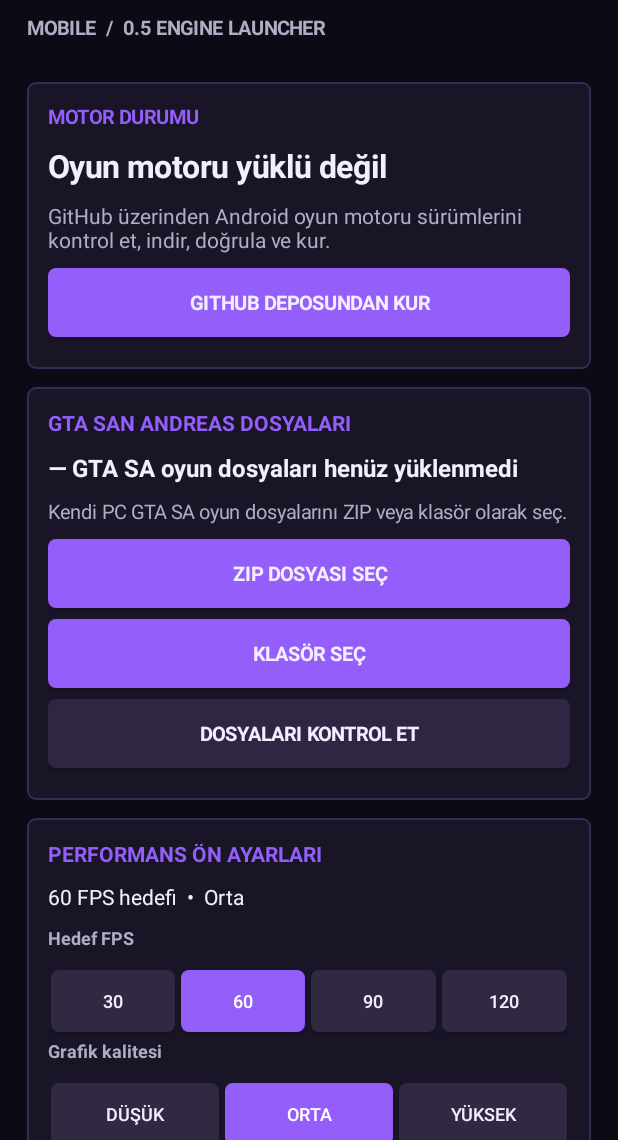
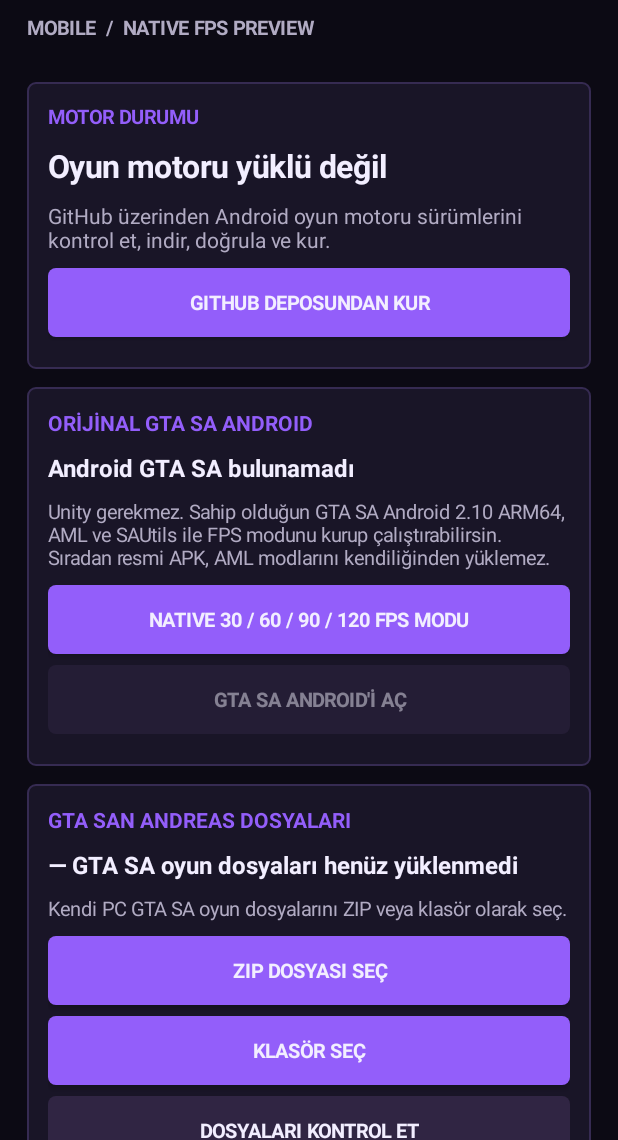
Before and after one commit to Geko7490/SA-Engine-Android, an Android app: the screen it shows after launch (MainActivity), on a phone screen of 412 x 824 dp, the part 96-1236 px from its top. Run offline under Robolectric (Android 15) with nearby library versions, the phone set to English and light mode, and no system bars.

Commit message:
Add official GTA SA Android native launch path and synchronize FPS selector with AML plugin config

```diff
--- a/AndroidLauncher/app/src/main/java/com/geko7490/saengineandroid/MainActivity.java
+++ b/AndroidLauncher/app/src/main/java/com/geko7490/saengineandroid/MainActivity.java
@@ -52,6 +52,8 @@ public final class MainActivity extends Activity {
     private TextView settingsText;
     private TextView engineState;
     private Button engineLaunch;
+    private TextView officialGameState;
+    private Button officialLaunch;
     private boolean importing;
     private int fps;
     private int quality;
@@ -62,8 +64,8 @@ public final class MainActivity extends Activity {
         super.onCreate(state);
         getWindow().setStatusBarColor(BG);
         getWindow().setNavigationBarColor(BG);
-        fps = getPreferences(MODE_PRIVATE).getInt("fps", 60);
-        quality = getPreferences(MODE_PRIVATE).getInt("quality", 1);
+        fps = getSharedPreferences("sa_engine_settings", MODE_PRIVATE).getInt("fps", 60);
+        quality = getSharedPreferences("sa_engine_settings", MODE_PRIVATE).getInt("quality", 1);
         saveSettingsForUnity();
 
         ScrollView scroll = new ScrollView(this);
@@ -76,7 +78,7 @@ public final class MainActivity extends Activity {
         setContentView(scroll);
 
         text("SA ENGINE", 29, PURPLE, true);
-        text("MOBILE  /  0.5 ENGINE LAUNCHER", 13, MUTED, true);
+        text("MOBILE  /  NATIVE FPS PREVIEW", 13, MUTED, true);
         space(18);
 
         LinearLayout stateCard = card();
@@ -85,6 +87,16 @@ public final class MainActivity extends Activity {
         label(stateCard, "GitHub üzerinden Android oyun motoru sürümlerini kontrol et, indir, doğrula ve kur.", 14, MUTED, false);
         action(stateCard, "GITHUB DEPOSUNDAN KUR", () ->
                 startActivity(new Intent(this, PackageCenterActivity.class)), false);
+        space(12);
+
+        LinearLayout originalGameCard = card();
+        label(originalGameCard, "ORİJİNAL GTA SA ANDROID", 14, PURPLE, true);
+        officialGameState = label(originalGameCard, "Oyun kontrol ediliyor...", 16, TEXT, true);
+        label(originalGameCard, "Unity gerekmez. Sahip olduğun GTA SA Android 2.10 ARM64, AML ve SAUtils ile FPS modunu kurup çalıştırabilirsin. Sıradan resmi APK, AML modlarını kendiliğinden yüklemez.", 13, MUTED, false);
+        action(originalGameCard, "NATIVE 30 / 60 / 90 / 120 FPS MODU", () ->
+                startActivity(new Intent(this, PackageCenterActivity.class)), false);
+        officialLaunch = action(originalGameCard, "GTA SA ANDROID'İ AÇ", this::launchOfficialGta, true);
+        updateOfficialStatus();
         space(12);
 
         LinearLayout gameCard = card();
@@ -121,7 +133,7 @@ public final class MainActivity extends Activity {
                 persistSettings();
             }));
         }
-        label(performance, "Ayarlar gelecekte Unity motoru tarafından okunacak. Bu APK oyun içi FPS testi yapmaz.", 12, MUTED, false);
+        label(performance, "AML FPS modunu kurduysan seçtiğin değer modun ayar dosyasına yazılır ve GTA SA yeniden başlatılınca uygulanması hedeflenir. Mod yoksa bu ayar resmi oyunun FPS sınırını değiştirmez.", 12, MUTED, false);
 
         space(12);
         LinearLayout info = card();
@@ -143,6 +155,24 @@ public final class MainActivity extends Activity {
     @Override protected void onResume() {
         super.onResume();
         updateEngineStatus();
+        updateOfficialStatus();
+    }
+
+    private void updateOfficialStatus() {
+        if (officialGameState == null || officialLaunch == null) return;
+        boolean installed = getPackageManager().getLaunchIntentForPackage("com.rockstargames.gtasa") != null;
+        officialGameState.setText(installed ? "Android GTA SA kurulu" : "Android GTA SA bulunamadı");
+        officialLaunch.setEnabled(installed);
+        officialLaunch.setAlpha(installed ? 1f : 0.5f);
+    }
+
+    private void launchOfficialGta() {
+        Intent game = getPackageManager().getLaunchIntentForPackage("com.rockstargames.gtasa");
+        if (game == null) {
+            Toast.makeText(this, "Önce yasal GTA SA Android sürümünü kur", Toast.LENGTH_LONG).show();
+            return;
+        }
+        startActivity(game);
     }
 
     private void updateEngineStatus() {
@@ -230,8 +260,11 @@ public final class MainActivity extends Activity {
     }
 
     private void persistSettings() {
-        getPreferences(MODE_PRIVATE).edit().putInt("fps", fps).putInt("quality", quality).apply();
+        getSharedPreferences("sa_engine_settings", MODE_PRIVATE).edit()
+                .putInt("fps", fps).putInt("quality", quality).apply();
         saveSettingsForUnity();
+        final int requestedFps = fps;
+        worker.execute(() -> NativeFpsModInstaller.updateStoredFps(this, requestedFps));
         refreshSettingsText();
         recreateChoices();
     }
```
